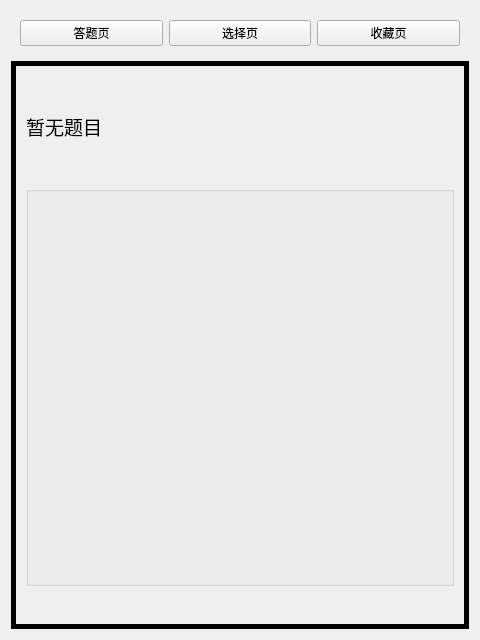
This is ui/widgetOfStart.ui in azh-1415926/CS_Contest as Qt 5 draws it before an edit. The edited form follows.
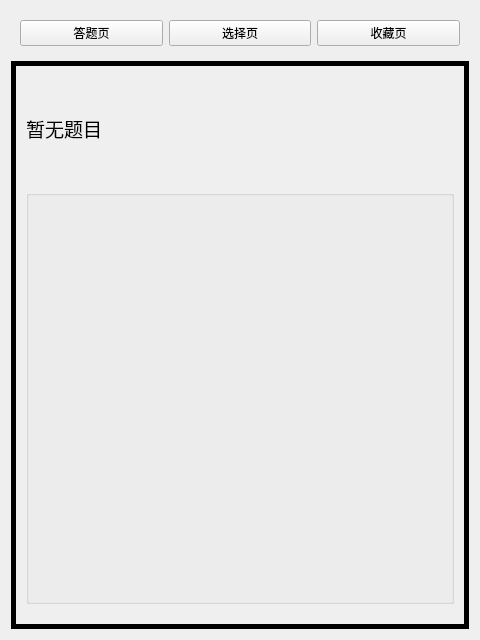
This is the edited form. Custom widgets are drawn as their Qt base class.

```diff
--- a/ui/widgetOfStart.ui
+++ b/ui/widgetOfStart.ui
@@ -86,28 +86,10 @@
          <property name="title">
           <string/>
          </property>
-         <layout class="QVBoxLayout" name="layoutOfOptions">
-          <property name="spacing">
-           <number>5</number>
-          </property>
-          <property name="leftMargin">
-           <number>5</number>
-          </property>
-          <property name="topMargin">
-           <number>5</number>
-          </property>
-          <property name="rightMargin">
-           <number>5</number>
-          </property>
-          <property name="bottomMargin">
-           <number>5</number>
-          </property>
-         </layout>
         </widget>
        </item>
        <item>
         <widget class="switchQuestion" name="switchOfQuestion" native="true">
-         <layout class="QGridLayout" name="layoutOfOperateButton"/>
         </widget>
        </item>
       </layout>
```
Left out of the diff: 18 changed lines with no effect on the pictures.
